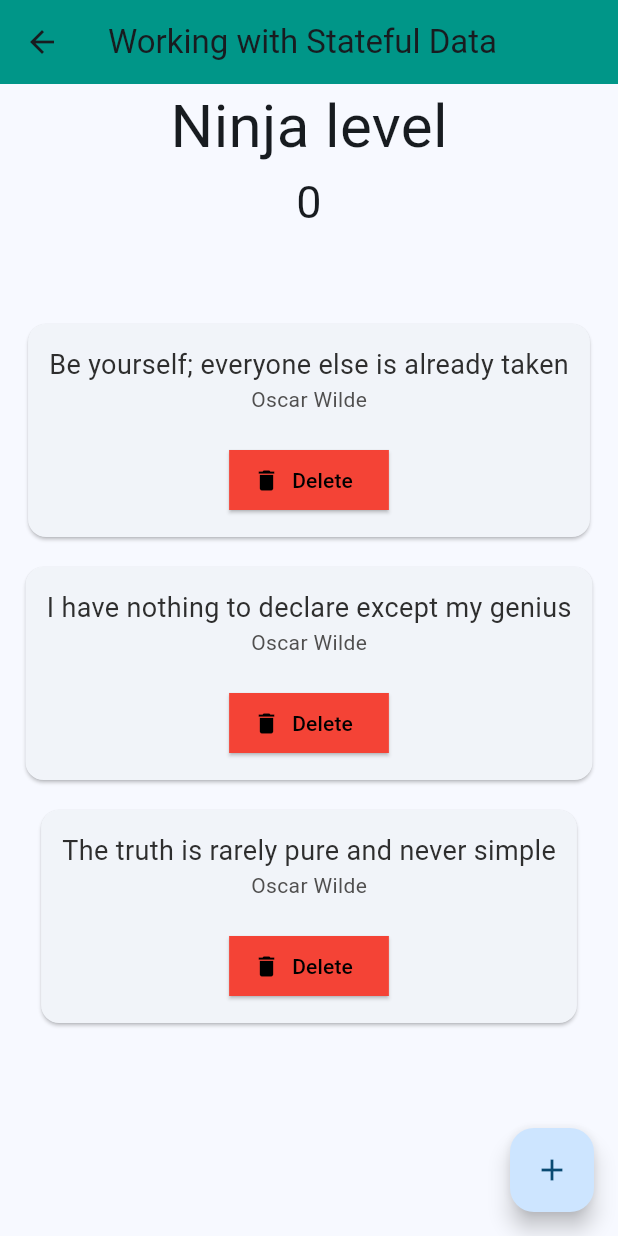
After one commit to JOMI18/FLUTTER-REFRESHERS, a Flutter app: the screen it shows after launch, after a tap on "Dynamic Data", on a phone screen of 412 x 824 dp. The commit adds this screen. Run offline on Flutter 3.47's test engine with Material 3 defaults, Android fonts, the phone set to English and light mode, and no system bars; network calls fail.

Commit message:
handling dynamic data

```diff
--- /dev/null
+++ b/lib/FlutterVideosPractice/HandlingDynamicData/StatefulWidget.dart
@@ -0,0 +1,147 @@
+import 'package:flutter/material.dart';
+import 'package:practiceapp/FlutterVideosPractice/HandlingDynamicData/quotes.dart';
+
+class DynamicData extends StatefulWidget {
+  const DynamicData({super.key});
+
+  @override
+  State<DynamicData> createState() => _DynamicDataState();
+}
+
+class _DynamicDataState extends State<DynamicData> {
+  int counter = 0;
+  // List<String> quotes = [
+  //   "Be yourself everyone else is taken",
+  //   "I have nothing to declare except my genius",
+  //   "The truth is really pure and never simple",
+  // ];
+
+  List<Quote> quotes = [
+    Quote(
+        author: 'Oscar Wilde',
+        text: 'Be yourself; everyone else is already taken'),
+    Quote(
+        author: 'Oscar Wilde',
+        text: 'I have nothing to declare except my genius'),
+    Quote(
+        author: 'Oscar Wilde',
+        text: 'The truth is rarely pure and never simple')
+  ];
+
+//  Widget quoteTemplates(quote) {
+//     return Card(
+//       margin: const EdgeInsets.all(10),
+//       child: Padding(
+//         padding: const EdgeInsets.all(14.0),
+//         child: Column(
+//           children: [
+//             Text(
+//               quote.text,
+//               style: const TextStyle(
+//                   fontSize: 18, color: Color.fromARGB(255, 46, 46, 46)),
+//             ),
+//             Text(quote.author,
+//                 style: const TextStyle(
+//                     fontSize: 14, color: Color.fromARGB(255, 80, 79, 79)))
+//           ],
+//         ),
+//       ),
+//     );
+//   }
+
+// A better way is to create its on stateless widget
+
+  @override
+  Widget build(BuildContext context) {
+    return Scaffold(
+      floatingActionButton: FloatingActionButton(
+        onPressed: () {
+          setState(() {
+            counter++;
+          });
+        },
+        child: const Icon(Icons.add),
+      ),
+      appBar: AppBar(
+        backgroundColor: Colors.teal,
+        title: const Text("Working with Stateful Data"),
+      ),
+      body: Center(
+          child: Column(
+        children: [
+          const Text(
+            "Ninja level",
+            style: TextStyle(fontSize: 40),
+          ),
+          Text(
+            "$counter",
+            style: const TextStyle(fontSize: 30),
+          ),
+          const SizedBox(
+            height: 50,
+          ),
+          Column(
+
+            // children: quotes.map((quote) => Text(quote)).toList(),
+
+            // children: quotes
+            //     .map((quote) => Text("${quote.text} by ${quote.author}"))
+            //     .toList(),
+
+            // children: quotes.map((quote) => quoteTemplates(quote)).toList(),
+
+            children: quotes
+                .map((quote) => CardTemplate(
+                    quote: quote,
+                    delete: () {
+                      setState(() {
+                        quotes.remove(quote);
+                      });
+                    }))
+                .toList(),
+          )
+        ],
+      )),
+    );
+  }
+}
+
+class CardTemplate extends StatelessWidget {
+  const CardTemplate({super.key, required this.quote, required this.delete});
+
+  final Quote quote;
+  final void Function() delete;
+  // using final allows us to use data in stateless widget, because it tells dart that nothing will change
+
+  @override
+  Widget build(BuildContext context) {
+    return Card(
+      margin: const EdgeInsets.all(10),
+      child: Padding(
+        padding: const EdgeInsets.all(14.0),
+        child: Column(
+          children: [
+            Text(
+              quote.text,
+              style: const TextStyle(fontSize: 18, color: Color(0xFF2E2E2E)),
+            ),
+            Text(quote.author,
+                style: const TextStyle(fontSize: 14, color: Color(0xFF504F4F))),
+            SizedBox(
+              height: 20,
+            ),
+            ElevatedButton.icon(
+              style: ElevatedButton.styleFrom(
+                  shape: RoundedRectangleBorder(),
+                  backgroundColor: Colors.red,
+                  foregroundColor: Colors.black),
+              onPressed: delete, // passing functions as parameters
+              label: Text("Delete"),
+              icon: Icon(Icons.delete),
+            )
+          ],
+        ),
+      ),
+    );
+  }
+}
--- /dev/null
+++ b/lib/FlutterVideosPractice/HandlingDynamicData/quotes.dart
@@ -0,0 +1,25 @@
+class Quote {
+
+  String text;
+  String author;
+
+  //  normal constructor, as we've already seen
+
+  //  Quote(String author, String text){
+  //    this.text = text;
+  //    this.author = author;
+  //  }
+
+  //  constructor with named parameters
+
+  //  Quote({ String author, String text }){
+  //    this.text = text;
+  //    this.author = author;
+  //  }
+
+  // constructor with named parameters
+  // & automatically assigns named arguments to class properties
+
+  Quote({ required this.text, required this.author }); // it doesn't matter the way they're passed in because they're names parameter
+
+}
--- a/lib/FlutterVideosPractice/MoreScaffoldProperties.dart
+++ b/lib/FlutterVideosPractice/MoreScaffoldProperties.dart
@@ -9,6 +9,7 @@ class ScaffoldProperties extends StatelessWidget {
     return Scaffold(
       appBar: AppBar(
         backgroundColor: const Color.fromARGB(255, 64, 255, 249),
+        elevation: 0, // removes the shadow
         title: const Text(
           "Scaffold Properties",
           style: TextStyle(fontFamily: "AbrilFatFace"),
--- a/lib/main.dart
+++ b/lib/main.dart
@@ -1,6 +1,10 @@
 import 'package:flutter/material.dart';
 import 'package:practiceapp/FlutterVideosPractice/MoreScaffoldProperties.dart';
 import 'package:practiceapp/FlutterVideosPractice/MoreWidgetsAndProperties.dart';
+import 'package:practiceapp/FlutterVideosPractice/HandlingDynamicData/StatefulWidget.dart';
+import 'package:practiceapp/FlutterVideosPractice/World%20Map/home.dart';
+import 'package:practiceapp/FlutterVideosPractice/World%20Map/loading.dart';
+import 'package:practiceapp/FlutterVideosPractice/World%20Map/location.dart';
 import 'package:practiceapp/PersonalPractice/Apps%20Layout/AccessBankHomeScreen.dart';
 import 'package:practiceapp/PersonalPractice/Widgets%20Layout/BasicLayoutLesson.dart';
 import 'package:practiceapp/PersonalPractice/Apps%20Layout/DuolingProfile.dart';
@@ -41,6 +45,11 @@ class MyApp extends StatelessWidget {
         colorScheme: ColorScheme.fromSeed(seedColor: Colors.blue.shade300),
         useMaterial3: true,
       ),
+      routes: {
+        "mapHome": (context) => WorldMap(),
+        "location": (context) => Location(),
+        "loading": (context) => Loading(),
+      },
       home: const TheHomePage(
           title: 'Flutter Demo Home Page'), // expecting an argument
     );
@@ -158,6 +167,22 @@ class TheHomePage extends StatelessWidget {
                                   const WidgetAndProperties()));
                     },
                     child: const Text("More on Widgets And Properties")),
+                ElevatedButton(
+                    onPressed: () {
+                      Navigator.push(
+                          context,
+                          MaterialPageRoute(
+                              builder: (context) => const DynamicData()));
+                    },
+                    child: const Text("Dynamic Data")),
+                ElevatedButton(
+                    onPressed: () {
+                      Navigator.push(
+                          context,
+                          MaterialPageRoute(
+                              builder: (context) => const WorldMap()));
+                    },
+                    child: const Text("World Map")),
               ]),
         )));
   }
```
Also changed, not shown: lib/FlutterVideosPractice/MoreWidgetsAndProperties.dart (+23 -16 lines), lib/FlutterVideosPractice/World Map/home.dart (added, +22 -0 lines), lib/FlutterVideosPractice/World Map/loading.dart (added, +17 -0 lines), lib/FlutterVideosPractice/World Map/location.dart (added, +21 -0 lines), lib/PersonalPractice/Apps Layout/DuolingProfile.dart (+18 -11 lines).
